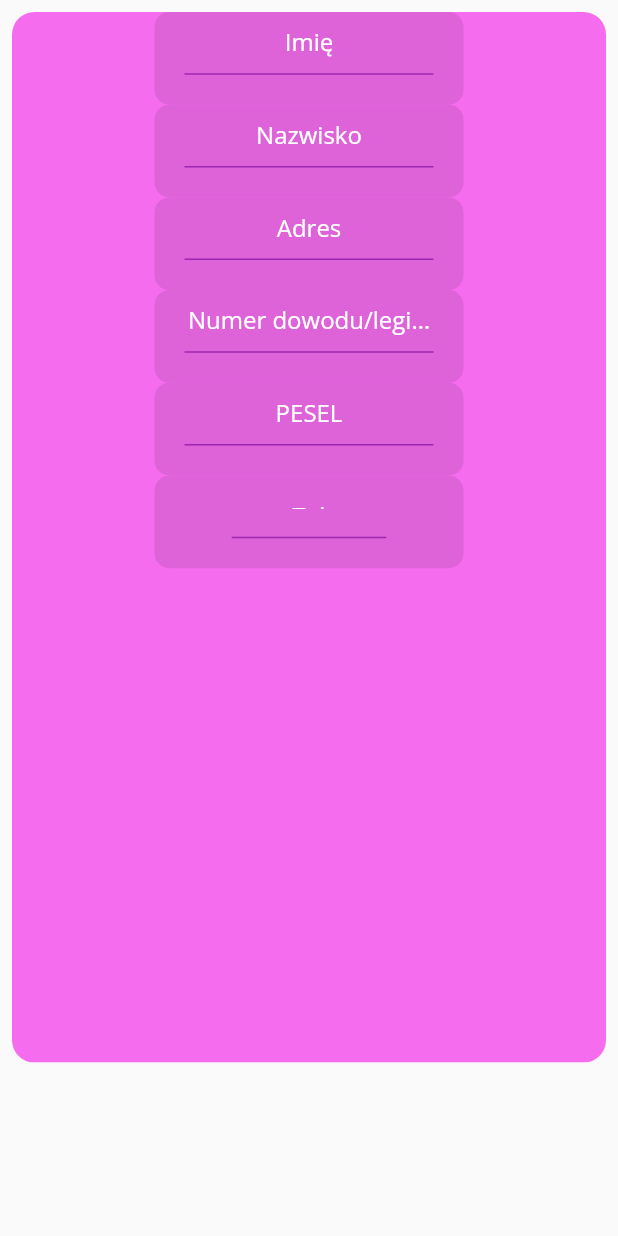
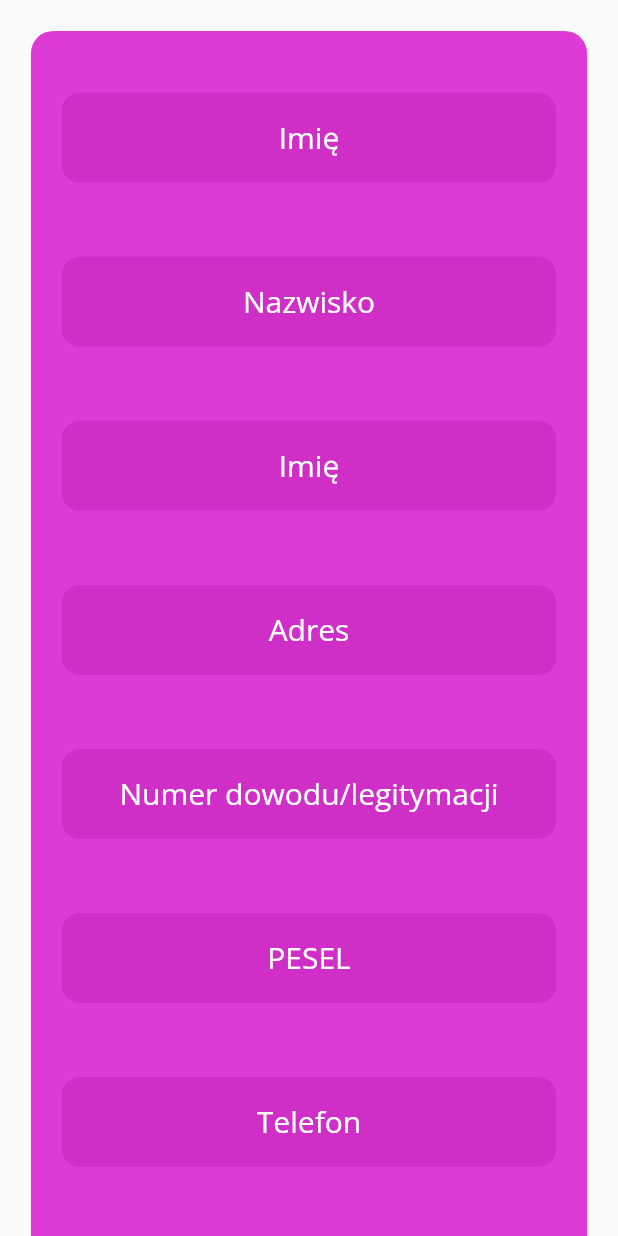
Before and after one commit to Duracyq/flutter_hackaton2023, a Flutter app: the Rejestracja widget shown alone on an empty page, opened directly, on a phone screen of 412 x 824 dp. Run offline on Flutter 3.47's test engine with Material 2 defaults, Android fonts, the light colour scheme and no system bars; our stand-ins replace google_fonts.

Commit message:
prawie zrobiona rejestracja ale wciaz bez database

```diff
--- a/volonteer_link/lib/rejestracja.dart
+++ b/volonteer_link/lib/rejestracja.dart
@@ -1,6 +1,5 @@
 import 'package:flutter/material.dart';
 import 'package:google_fonts/google_fonts.dart';
-import 'dart:ui';
 
 class Rejestracja extends StatefulWidget {
   const Rejestracja({super.key});
@@ -10,287 +9,357 @@ class Rejestracja extends StatefulWidget {
 }
 
 class _RejestracjaState extends State<Rejestracja> {
-  var productName;
-  var productController = TextEditingController();
-
-  @override
-  void initState() {
-    super.initState();
-    productController.addListener(_updateText);
-  }
-
-  void _updateText() {
-    setState(() {
-      productName = productController.text;
-    });
-  }
-
   @override
   Widget build(BuildContext context) {
-    Size size = MediaQuery.of(context).size;
-    double width = size.width;
-    double height = size.height;
-    return Padding(
-      padding: const EdgeInsets.all(8.0),
-      child: ClipRRect(
-        borderRadius: BorderRadius.circular(15),
-        child: BackdropFilter(
-          filter: ImageFilter.blur(sigmaX: 15, sigmaY: 15),
+    List<String> languages = [
+      'Angielski',
+      'Hiszpański',
+      'Francuski',
+      'Niemiecki',
+      'Portugalski',
+      'Rosyjski',
+      'Ukraiński',
+      // Dodaj inne języki według potrzeb
+    ];
+    List<bool> selectedLanguages = List.generate(7, (index) => false);
+
+    double width = MediaQuery.of(context).size.width;
+    double height = MediaQuery.of(context).size.height;
+    return SingleChildScrollView(
+        padding: EdgeInsets.only(top: width * 0.05),
+        child: Center(
           child: Container(
-            height: 0.85 * height,
-            width: width - 15,
-            decoration: const BoxDecoration(
-              color: Color.fromARGB(255, 246, 108, 239),
-            ),
-            child: SingleChildScrollView(
+            padding: EdgeInsets.only(top: width * 0.1),
+            width: width * 0.9,
+            height: height * 2,
+            decoration: BoxDecoration(
+                color: const Color.fromARGB(255, 222, 58, 214),
+                borderRadius: BorderRadius.circular(15)),
             child: Column(
+                mainAxisAlignment: MainAxisAlignment.spaceBetween,
                 children: [
                   Container(
-                    height: 0.15 * width,
-                    width: width * 0.5,
+                    width: width * 0.8,
+                    height: 60,
                     decoration: BoxDecoration(
-                      color: Color.fromARGB(255, 222, 98, 216),
-                      borderRadius:
-                          BorderRadius.circular(10), // Zaokrąglenie rogów
+                      color: const Color.fromARGB(255, 207, 46, 199),
+                      borderRadius: BorderRadius.circular(12.0),
                     ),
-                    alignment: Alignment.bottomCenter,
-                    padding: const EdgeInsets.all(20),
-                    child: Container(
-                      width: width / 2,
-                      height: height * 0.1,
+                    child: Center(
                       child: TextFormField(
                         textAlign: TextAlign.center,
-                        controller: productController,
-                        decoration: InputDecoration(
+                        style: GoogleFonts.openSans(
+                          // Ustawienie czcionki Open Sans
+                          textStyle: const TextStyle(
+                            fontStyle: FontStyle.normal,
+                            color: Colors.white,
+                            fontSize: 20,
+                          ),
+                        ),
+                        decoration: const InputDecoration(
                           hintText: 'Imię',
-                          hintStyle: GoogleFonts.openSans(
-                            textStyle: const TextStyle(
-                                color: Colors.white), // Kolor czcionki
-                          ),
-                          enabledBorder: const UnderlineInputBorder(
-                            borderSide: BorderSide(
-                                color: Colors
-                                    .purple), // Kolor obramowania w stanie normalnym
-                          ),
-                          focusedBorder: const UnderlineInputBorder(
-                            borderSide: BorderSide(
-                                color: Colors
-                                    .purple), // Kolor obramowania w stanie aktywnym
-                          ),
+                          hintStyle: TextStyle(color: Colors.white),
+                          border: InputBorder.none,
                         ),
                       ),
                     ),
                   ),
                   Container(
-                    height: 0.15 * width,
-                    width: width * 0.5,
+                    width: width * 0.8,
+                    height: 60,
                     decoration: BoxDecoration(
-                      color: Color.fromARGB(255, 222, 98, 216),
-                      borderRadius:
-                          BorderRadius.circular(10), // Zaokrąglenie rogów
+                      color: const Color.fromARGB(255, 207, 46, 199),
+                      borderRadius: BorderRadius.circular(12.0),
                     ),
-                    alignment: Alignment.bottomCenter,
-                    padding: const EdgeInsets.all(20),
-                    child: Container(
-                      width: width / 2,
-                      height: height * 0.1,
+                    child: Center(
                       child: TextFormField(
                         textAlign: TextAlign.center,
-                        controller: productController,
-                        decoration: InputDecoration(
+                        style: GoogleFonts.openSans(
+                          // Ustawienie czcionki Open Sans
+                          textStyle: const TextStyle(
+                            fontStyle: FontStyle.normal,
+                            color: Colors.white,
+                            fontSize: 20,
+                          ),
+                        ),
+                        decoration: const InputDecoration(
                           hintText: 'Nazwisko',
-                          hintStyle: GoogleFonts.openSans(
-                            textStyle: const TextStyle(
-                                color: Colors.white), // Kolor czcionki
-                          ),
-                          enabledBorder: const UnderlineInputBorder(
-                            borderSide: BorderSide(
-                                color: Colors
-                                    .purple), // Kolor obramowania w stanie normalnym
-                          ),
-                          focusedBorder: const UnderlineInputBorder(
-                            borderSide: BorderSide(
-                                color: Colors
-                                    .purple), // Kolor obramowania w stanie aktywnym
-                          ),
+                          hintStyle: TextStyle(color: Colors.white),
+                          border: InputBorder.none,
                         ),
                       ),
                     ),
                   ),
                   Container(
-                    height: 0.15 * width,
-                    width: width * 0.5,
+                    width: width * 0.8,
+                    height: 60,
                     decoration: BoxDecoration(
-                      color: Color.fromARGB(255, 222, 98, 216),
-                      borderRadius:
-                          BorderRadius.circular(10), // Zaokrąglenie rogów
+                      color: const Color.fromARGB(255, 207, 46, 199),
+                      borderRadius: BorderRadius.circular(12.0),
                     ),
-                    alignment: Alignment.bottomCenter,
-                    padding: const EdgeInsets.all(20),
-                    child: Container(
-                      width: width / 2,
-                      height: height * 0.1,
+                    child: Center(
                       child: TextFormField(
                         textAlign: TextAlign.center,
-                        controller: productController,
-                        decoration: InputDecoration(
-                          hintText: 'Adres',
-                          hintStyle: GoogleFonts.openSans(
+                        style: GoogleFonts.openSans(
+                          // Ustawienie czcionki Open Sans
                           textStyle: const TextStyle(
-                                color: Colors.white), // Kolor czcionki
+                            fontStyle: FontStyle.normal,
+                            color: Colors.white,
+                            fontSize: 20,
                           ),
-                          enabledBorder: const UnderlineInputBorder(
-                            borderSide: BorderSide(
-                                color: Colors
-                                    .purple), // Kolor obramowania w stanie normalnym
                         ),
-                          focusedBorder: const UnderlineInputBorder(
-                            borderSide: BorderSide(
-                                color: Colors
-                                    .purple), // Kolor obramowania w stanie aktywnym
-                          ),
+                        decoration: const InputDecoration(
+                          hintText: 'Imię',
+                          hintStyle: TextStyle(color: Colors.white),
+                          border: InputBorder.none,
                         ),
                       ),
                     ),
                   ),
                   Container(
-                    height: 0.15 * width,
-                    width: width * 0.5,
+                    width: width * 0.8,
+                    height: 60,
                     decoration: BoxDecoration(
-                      color: Color.fromARGB(255, 222, 98, 216),
-                      borderRadius:
-                          BorderRadius.circular(10), // Zaokrąglenie rogów
+                      color: const Color.fromARGB(255, 207, 46, 199),
+                      borderRadius: BorderRadius.circular(12.0),
                     ),
-                    alignment: Alignment.bottomCenter,
-                    padding: const EdgeInsets.all(20),
-                    child: Container(
-                      width: width / 2,
-                      height: height * 0.1,
+                    child: Center(
                       child: TextFormField(
                         textAlign: TextAlign.center,
-                        controller: productController,
-                        decoration: InputDecoration(
-                          hintText: 'Numer dowodu/legitymacji szkolnej',
-                          hintStyle: GoogleFonts.openSans(
+                        style: GoogleFonts.openSans(
+                          // Ustawienie czcionki Open Sans
                           textStyle: const TextStyle(
-                                color: Colors.white), // Kolor czcionki
+                            fontStyle: FontStyle.normal,
+                            color: Colors.white,
+                            fontSize: 20,
                           ),
-                          enabledBorder: const UnderlineInputBorder(
-                            borderSide: BorderSide(
-                                color: Colors
-                                    .purple), // Kolor obramowania w stanie normalnym
                         ),
-                          focusedBorder: const UnderlineInputBorder(
-                            borderSide: BorderSide(
-                                color: Colors
-                                    .purple), // Kolor obramowania w stanie aktywnym
-                          ),
+                        decoration: const InputDecoration(
+                          hintText: 'Adres',
+                          hintStyle: TextStyle(color: Colors.white),
+                          border: InputBorder.none,
                         ),
                       ),
                     ),
                   ),
                   Container(
-                    height: 0.15 * width,
-                    width: width * 0.5,
+                    width: width * 0.8,
+                    height: 60,
                     decoration: BoxDecoration(
-                      color: Color.fromARGB(255, 222, 98, 216),
-                      borderRadius:
-                          BorderRadius.circular(10), // Zaokrąglenie rogów
+                      color: const Color.fromARGB(255, 207, 46, 199),
+                      borderRadius: BorderRadius.circular(12.0),
                     ),
-                    alignment: Alignment.bottomCenter,
-                    padding: const EdgeInsets.all(20),
-                    child: Container(
-                      width: width / 2,
-                      height: height * 0.1,
+                    child: Center(
                       child: TextFormField(
                         textAlign: TextAlign.center,
-                        controller: productController,
-                        decoration: InputDecoration(
-                          hintText: 'PESEL',
-                          hintStyle: GoogleFonts.openSans(
+                        style: GoogleFonts.openSans(
+                          // Ustawienie czcionki Open Sans
                           textStyle: const TextStyle(
-                                color: Colors.white), // Kolor czcionki
+                            fontStyle: FontStyle.normal,
+                            color: Colors.white,
+                            fontSize: 20,
                           ),
-                          enabledBorder: const UnderlineInputBorder(
-                            borderSide: BorderSide(
-                                color: Colors
-                                    .purple), // Kolor obramowania w stanie normalnym
                         ),
-                          focusedBorder: const UnderlineInputBorder(
-                            borderSide: BorderSide(
-                                color: Colors
-                                    .purple), // Kolor obramowania w stanie aktywnym
+                        decoration: const InputDecoration(
+                          hintText: 'Numer dowodu/legitymacji',
+                          hintStyle: TextStyle(color: Colors.white),
+                          border: InputBorder.none,
                         ),
                       ),
                     ),
                   ),
+                  Container(
+                    width: width * 0.8,
+                    height: 60,
+                    decoration: BoxDecoration(
+                      color: const Color.fromARGB(255, 207, 46, 199),
+                      borderRadius: BorderRadius.circular(12.0),
                     ),
-                  TextContainer(
-                    width: width * 0.5,
-                    height: 0.15 * width,
-                    text: 'Tel',
-                    controller: productController,
+                    child: Center(
+                      child: TextFormField(
+                        textAlign: TextAlign.center,
+                        style: GoogleFonts.openSans(
+                          // Ustawienie czcionki Open Sans
+                          textStyle: const TextStyle(
+                            fontStyle: FontStyle.normal,
+                            color: Colors.white,
+                            fontSize: 20,
                           ),
-                ],
+                        ),
+                        decoration: const InputDecoration(
+                          hintText: 'PESEL',
+                          hintStyle: TextStyle(color: Colors.white),
+                          border: InputBorder.none,
                         ),
                       ),
                     ),
                   ),
+                  Container(
+                    width: width * 0.8,
+                    height: 60,
+                    decoration: BoxDecoration(
+                      color: const Color.fromARGB(255, 207, 46, 199),
+                      borderRadius: BorderRadius.circular(12.0),
                     ),
-    );
-  }
-}
-
-class TextContainer extends StatelessWidget {
-  final double width;
-  final double height;
-  final String text;
-  final TextEditingController controller;
-
-  TextContainer({
-    required this.width,
-    required this.height,
-    required this.text,
-    required this.controller,
-  });
-
-  @override
-  Widget build(BuildContext context) {
-    return Container(
-      height: height,
-      width: width,
-      decoration: BoxDecoration(
-        color: Color.fromARGB(255, 222, 98, 216),
-        borderRadius: BorderRadius.circular(10),
-      ),
-      alignment: Alignment.bottomCenter,
-      padding: const EdgeInsets.all(20),
-      child: Container(
-        width: width / 2,
-        height: height * 0.1,
+                    child: Center(
                       child: TextFormField(
                         textAlign: TextAlign.center,
-          controller: controller,
-          decoration: InputDecoration(
-            hintText: text,
-            hintStyle: GoogleFonts.openSans(
+                        style: GoogleFonts.openSans(
+                          // Ustawienie czcionki Open Sans
                           textStyle: const TextStyle(
+                            fontStyle: FontStyle.normal,
                             color: Colors.white,
+                            fontSize: 20,
                           ),
                         ),
-            enabledBorder: const UnderlineInputBorder(
-              borderSide: BorderSide(
-                color: Colors.purple,
-              ),
-            ),
-            focusedBorder: const UnderlineInputBorder(
-              borderSide: BorderSide(
-                color: Colors.purple,
+                        decoration: const InputDecoration(
+                          hintText: "Telefon",
+                          hintStyle: TextStyle(color: Colors.white),
+                          border: InputBorder.none,
                         ),
                       ),
                     ),
                   ),
+                  Container(
+                    width: width * 0.8,
+                    height: 60,
+                    decoration: BoxDecoration(
+                      color: const Color.fromARGB(255, 207, 46, 199),
+                      borderRadius: BorderRadius.circular(12.0),
+                    ),
+                    child: Center(
+                      child: TextFormField(
+                        textAlign: TextAlign.center,
+                        style: GoogleFonts.openSans(
+                          // Ustawienie czcionki Open Sans
+                          textStyle: const TextStyle(
+                            fontStyle: FontStyle.normal,
+                            color: Colors.white,
+                            fontSize: 20,
+                          ),
+                        ),
+                        decoration: const InputDecoration(
+                          hintText: 'E-mail',
+                          hintStyle: TextStyle(color: Colors.white),
+                          border: InputBorder.none,
+                        ),
+                      ),
+                    ),
+                  ),
+                  Container(
+                    width: width * 0.8,
+                    height: 60,
+                    decoration: BoxDecoration(
+                      color: const Color.fromARGB(255, 207, 46, 199),
+                      borderRadius: BorderRadius.circular(12.0),
+                    ),
+                    child: Center(
+                      child: TextFormField(
+                        textAlign: TextAlign.center,
+                        style: GoogleFonts.openSans(
+                          // Ustawienie czcionki Open Sans
+                          textStyle: const TextStyle(
+                            fontStyle: FontStyle.normal,
+                            color: Colors.white,
+                            fontSize: 20,
+                          ),
+                        ),
+                        decoration: const InputDecoration(
+                          hintText: 'Wiek',
+                          hintStyle: TextStyle(color: Colors.white),
+                          border: InputBorder.none,
+                        ),
+                      ),
+                    ),
+                  ),
+                  Container(
+                    width: width * 0.8,
+                    height: 60,
+                    decoration: BoxDecoration(
+                      color: const Color.fromARGB(255, 207, 46, 199),
+                      borderRadius: BorderRadius.circular(12.0),
+                    ),
+                    child: Center(
+                      child: TextFormField(
+                        textAlign: TextAlign.center,
+                        style: GoogleFonts.openSans(
+                          // Ustawienie czcionki Open Sans
+                          textStyle: const TextStyle(
+                            fontStyle: FontStyle.normal,
+                            color: Colors.white,
+                            fontSize: 20,
+                          ),
+                        ),
+                        decoration: const InputDecoration(
+                          hintText: 'J',
+                          hintStyle: TextStyle(color: Colors.white),
+                          border: InputBorder.none,
+                        ),
+                      ),
+                    ),
+                  ),
+                  Column(
+                    children: <Widget>[
+                      const SizedBox(height: 20.0),
+                      const Text(
+                        'Jakie języki obce znasz?',
+                        style: TextStyle(fontSize: 20.0),
+                      ),
+                      const SizedBox(height: 10.0),
+                      Column(
+                        children: List.generate(languages.length, (index) {
+                          return InkWell(
+                            onTap: () {
+                              setState(() {
+                                selectedLanguages[index] =
+                                    !selectedLanguages[index];
+                              });
+                            },
+                            child: CheckboxListTile(
+                              title: Text(languages[index]),
+                              value: selectedLanguages[index],
+                              onChanged: (bool? value) {
+                                setState(() {
+                                  selectedLanguages[index] = value!;
+                                });
+                              },
                             ),
                           );
+                        }),
+                      ),
+                      const SizedBox(height: 20.0),
+                      ElevatedButton(
+                        onPressed: () {
+                          List<String> selected = [];
+                          for (int i = 0; i < languages.length; i++) {
+                            if (selectedLanguages[i]) {
+                              selected.add(languages[i]);
                             }
                           }
+                          showDialog(
+                            context: context,
+                            builder: (BuildContext context) {
+                              return AlertDialog(
+                                title: const Text('Wybrane języki:'),
+                                content: Text(selected.join(', ')),
+                                actions: <Widget>[
+                                  TextButton(
+                                    onPressed: () {
+                                      Navigator.of(context).pop();
+                                    },
+                                    child: const Text('OK'),
+                                  ),
+                                ],
+                              );
+                            },
+                          );
+                        },
+                        child: const Text('Zapisz'),
+                      ),
+                    ],
+                  ),
+                ]),
+          ),
+        ));
+  }
+}
```
Lines whose indentation alone changed are shown as unchanged.
